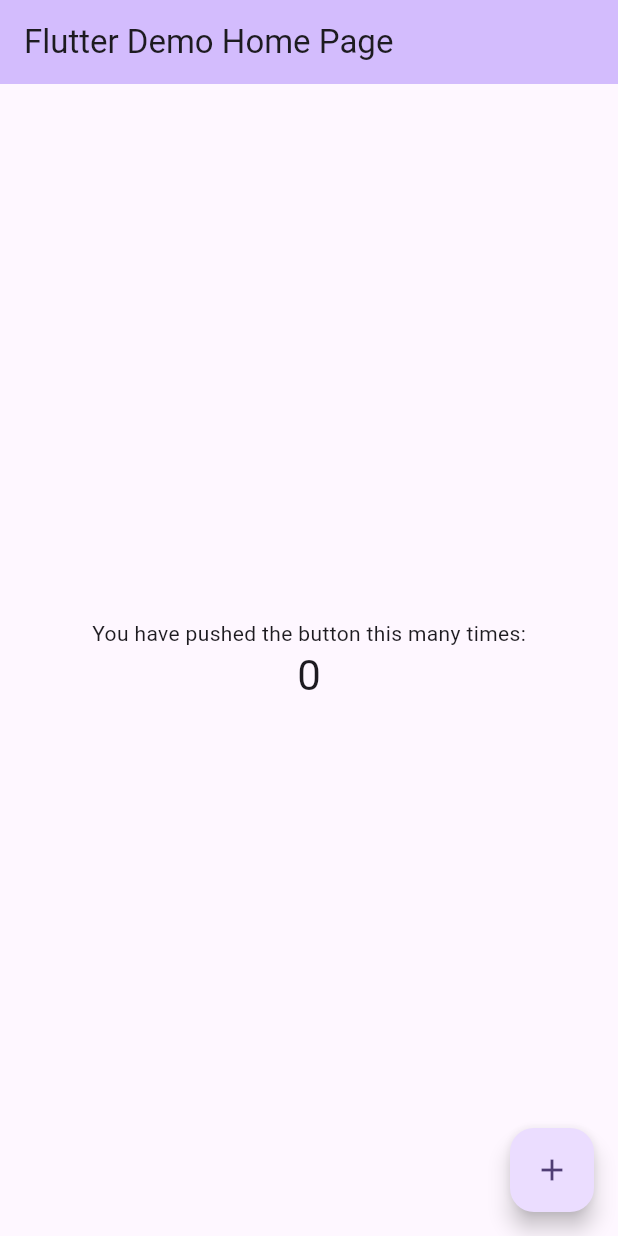
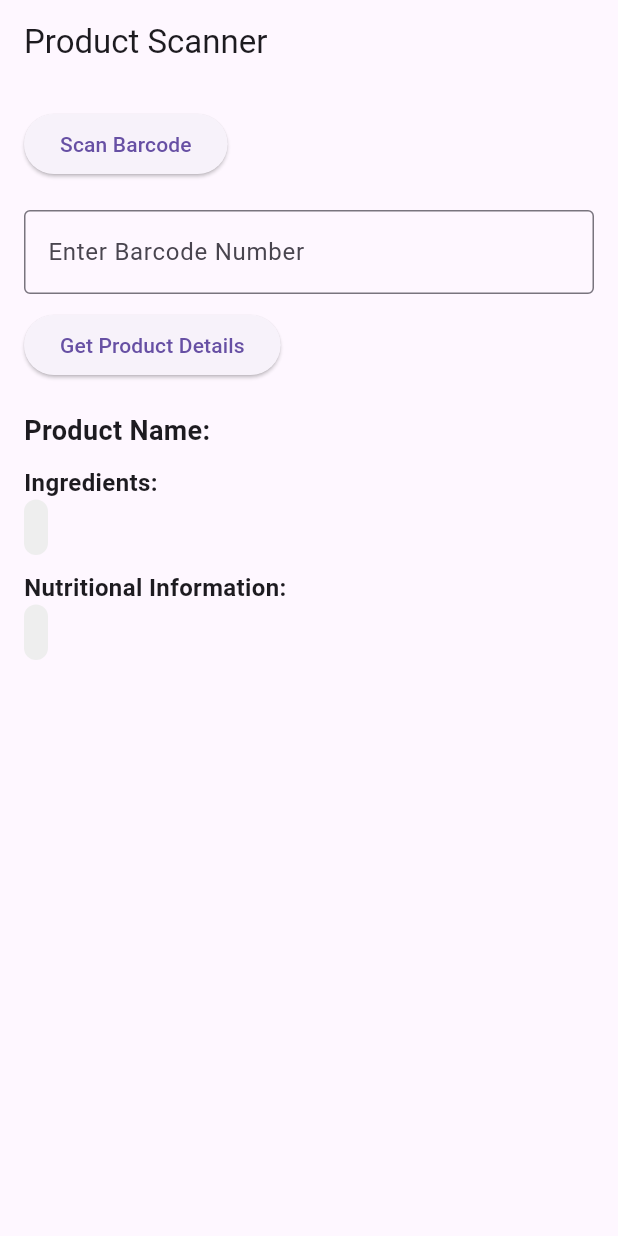
Before and after one commit to startwithsahitya/nutriscanner, a Flutter app: the screen it shows after launch, on a phone screen of 412 x 824 dp. Run offline on Flutter 3.47's test engine with Material 3 defaults, Android fonts, the phone set to English and light mode, and no system bars; our stand-ins replace google_generative_ai; missing offline and left inert: flutter_barcode_scanner.

Commit message:
v1 App -- Working on the Basis of Writing BarCode numbers and Fetching Data

```diff
--- /dev/null
+++ b/lib/home_page.dart
@@ -0,0 +1,181 @@
+import 'package:flutter/material.dart';
+import 'package:flutter_barcode_scanner/flutter_barcode_scanner.dart';
+import 'package:http/http.dart' as http;
+import 'dart:convert';
+import 'package:google_generative_ai/google_generative_ai.dart';
+
+class HomePage extends StatefulWidget {
+  const HomePage({super.key});
+
+  @override
+  _HomePageState createState() => _HomePageState();
+}
+
+class _HomePageState extends State<HomePage> {
+  final TextEditingController barcodeController = TextEditingController();
+  String productName = '';
+  String ingredients = '';
+  String nutritionalContent = '';
+
+  @override
+  void dispose() {
+    barcodeController.dispose();
+    super.dispose();
+  }
+
+  Future<void> scanBarcode() async {
+    try {
+      String barcode = await FlutterBarcodeScanner.scanBarcode(
+          "#ff6666", "Cancel", true, ScanMode.BARCODE);
+      if (barcode != "-1") {
+        barcodeController.text = barcode; // Update input field
+        fetchProductData(barcode);
+      }
+    } catch (e) {
+      print('Error scanning barcode: $e');
+      ScaffoldMessenger.of(context).showSnackBar(
+        SnackBar(content: Text('Error scanning barcode: $e')),
+      );
+    }
+  }
+
+  Future<void> fetchProductData(String barcode) async {
+    if (barcode.isEmpty) {
+      ScaffoldMessenger.of(context).showSnackBar(
+        const SnackBar(content: Text('Please enter a barcode')),
+      );
+      return;
+    }
+
+    final url = 'https://world.openfoodfacts.org/api/v0/product/$barcode.json';
+    try {
+      final response = await http.get(Uri.parse(url));
+      if (response.statusCode == 200) {
+        final data = json.decode(response.body);
+        setState(() {
+          if (data['status'] == 1) {
+            productName =
+                data['product']['product_name'] ?? 'No name available';
+            ingredients = 'Fetching from Gemini AI...';
+            nutritionalContent = 'Fetching from Gemini AI...';
+
+            // Fetch details from Gemini AI
+            fetchDetailsFromGemini(productName);
+          } else {
+            productName = 'Product not found';
+            ingredients = 'No ingredients available';
+            nutritionalContent = 'No nutritional info available';
+          }
+        });
+      } else {
+        setState(() => productName = 'Error: ${response.statusCode}');
+      }
+    } catch (e) {
+      print('Error fetching product data: $e');
+      setState(() => productName = 'Error fetching product data');
+    }
+  }
+
+  Future<void> fetchDetailsFromGemini(String productName) async {
+    const apiKey = "AIzaSyAqCIPvKoybcGWjQFc3vD4Q8flL5lX8ODY";
+
+    final model = GenerativeModel(
+      model: 'gemini-2.0-flash',
+      apiKey: apiKey,
+    );
+
+    final prompt =
+        "No extra Text Give the Exact Value Strictly What are the ingredients and the nutritional content Also Give in the Format of 2 Paragraphs one is Ingredients and other is Nutrional Facts per 100g dont change the line just change the line for the segregation(specifically providing a single value for each nutrient per 100 grams) of the following food product, keeping in mind it is from India: $productName, Give the Provided Things only Ingredients and Nutritional Information no extra information";
+    final content = [Content.text(prompt)];
+
+    try {
+      final response = await model.generateContent(content);
+      final geminiText = response.text ?? 'No response received';
+
+      List<String> details = geminiText.split('\n\n'); // Split into sections
+
+      // Assuming this is inside a Flutter stateful widget
+      setState(() {
+        ingredients = details.isNotEmpty ? details[0] : 'No ingredients found';
+        nutritionalContent =
+            details.length > 1 ? details[1] : 'No nutritional info found';
+      });
+    } catch (e) {
+      print('Error fetching from Gemini AI: $e');
+      setState(() {
+        ingredients = 'Error fetching from Gemini AI';
+        nutritionalContent = 'Error fetching from Gemini AI';
+      });
+    }
+  }
+
+  @override
+  Widget build(BuildContext context) {
+    return Scaffold(
+      appBar: AppBar(title: const Text('Product Scanner')),
+      body: Padding(
+        padding: const EdgeInsets.all(16),
+        child: SingleChildScrollView(
+          child: Column(
+            crossAxisAlignment: CrossAxisAlignment.start,
+            children: [
+              ElevatedButton(
+                onPressed: scanBarcode,
+                child: const Text('Scan Barcode'),
+              ),
+              const SizedBox(height: 20),
+              TextField(
+                controller: barcodeController,
+                decoration: const InputDecoration(
+                  labelText: 'Enter Barcode Number',
+                  border: OutlineInputBorder(),
+                ),
+                keyboardType: TextInputType.number,
+              ),
+              const SizedBox(height: 10),
+              ElevatedButton(
+                onPressed: () => fetchProductData(barcodeController.text),
+                child: const Text('Get Product Details'),
+              ),
+              const SizedBox(height: 20),
+              Text(
+                'Product Name: $productName',
+                style:
+                    const TextStyle(fontSize: 18, fontWeight: FontWeight.bold),
+              ),
+              const SizedBox(height: 10),
+              Text(
+                'Ingredients:',
+                style:
+                    const TextStyle(fontSize: 16, fontWeight: FontWeight.bold),
+              ),
+              Container(
+                padding: const EdgeInsets.all(8),
+                decoration: BoxDecoration(
+                  color: Colors.grey[200],
+                  borderRadius: BorderRadius.circular(8),
+                ),
+                child: Text(ingredients, style: const TextStyle(fontSize: 14)),
+              ),
+              const SizedBox(height: 10),
+              Text(
+                'Nutritional Information:',
+                style:
+                    const TextStyle(fontSize: 16, fontWeight: FontWeight.bold),
+              ),
+              Container(
+                padding: const EdgeInsets.all(8),
+                decoration: BoxDecoration(
+                  color: Colors.grey[200],
+                  borderRadius: BorderRadius.circular(8),
+                ),
+                child: Text(nutritionalContent,
+                    style: const TextStyle(fontSize: 14)),
+              ),
+            ],
+          ),
+        ),
+      ),
+    );
+  }
+}
--- a/lib/main.dart
+++ b/lib/main.dart
@@ -1,4 +1,5 @@
 import 'package:flutter/material.dart';
+import 'home_page.dart';
 
 void main() {
   runApp(const MyApp());
@@ -7,119 +8,13 @@
 class MyApp extends StatelessWidget {
   const MyApp({super.key});
 
-  // This widget is the root of your application.
   @override
   Widget build(BuildContext context) {
     return MaterialApp(
-      title: 'Flutter Demo',
-      theme: ThemeData(
-        // This is the theme of your application.
-        //
-        // TRY THIS: Try running your application with "flutter run". You'll see
-        // the application has a purple toolbar. Then, without quitting the app,
-        // try changing the seedColor in the colorScheme below to Colors.green
-        // and then invoke "hot reload" (save your changes or press the "hot
-        // reload" button in a Flutter-supported IDE, or press "r" if you used
-        // the command line to start the app).
-        //
-        // Notice that the counter didn't reset back to zero; the application
-        // state is not lost during the reload. To reset the state, use hot
-        // restart instead.
-        //
-        // This works for code too, not just values: Most code changes can be
-        // tested with just a hot reload.
-        colorScheme: ColorScheme.fromSeed(seedColor: Colors.deepPurple),
-        useMaterial3: true,
-      ),
-      home: const MyHomePage(title: 'Flutter Demo Home Page'),
+      title: 'Product Scanner',
+      theme: ThemeData(primarySwatch: Colors.blue),
+      home: const HomePage(),
+      debugShowCheckedModeBanner: false,
     );
   }
 }
-
-class MyHomePage extends StatefulWidget {
-  const MyHomePage({super.key, required this.title});
-
-  // This widget is the home page of your application. It is stateful, meaning
-  // that it has a State object (defined below) that contains fields that affect
-  // how it looks.
-
-  // This class is the configuration for the state. It holds the values (in this
-  // case the title) provided by the parent (in this case the App widget) and
-  // used by the build method of the State. Fields in a Widget subclass are
-  // always marked "final".
-
-  final String title;
-
-  @override
-  State<MyHomePage> createState() => _MyHomePageState();
-}
-
-class _MyHomePageState extends State<MyHomePage> {
-  int _counter = 0;
-
-  void _incrementCounter() {
-    setState(() {
-      // This call to setState tells the Flutter framework that something has
-      // changed in this State, which causes it to rerun the build method below
-      // so that the display can reflect the updated values. If we changed
-      // _counter without calling setState(), then the build method would not be
-      // called again, and so nothing would appear to happen.
-      _counter++;
-    });
-  }
-
-  @override
-  Widget build(BuildContext context) {
-    // This method is rerun every time setState is called, for instance as done
-    // by the _incrementCounter method above.
-    //
-    // The Flutter framework has been optimized to make rerunning build methods
-    // fast, so that you can just rebuild anything that needs updating rather
-    // than having to individually change instances of widgets.
-    return Scaffold(
-      appBar: AppBar(
-        // TRY THIS: Try changing the color here to a specific color (to
-        // Colors.amber, perhaps?) and trigger a hot reload to see the AppBar
-        // change color while the other colors stay the same.
-        backgroundColor: Theme.of(context).colorScheme.inversePrimary,
-        // Here we take the value from the MyHomePage object that was created by
-        // the App.build method, and use it to set our appbar title.
-        title: Text(widget.title),
-      ),
-      body: Center(
-        // Center is a layout widget. It takes a single child and positions it
-        // in the middle of the parent.
-        child: Column(
-          // Column is also a layout widget. It takes a list of children and
-          // arranges them vertically. By default, it sizes itself to fit its
-          // children horizontally, and tries to be as tall as its parent.
-          //
-          // Column has various properties to control how it sizes itself and
-          // how it positions its children. Here we use mainAxisAlignment to
-          // center the children vertically; the main axis here is the vertical
-          // axis because Columns are vertical (the cross axis would be
-          // horizontal).
-          //
-          // TRY THIS: Invoke "debug painting" (choose the "Toggle Debug Paint"
-          // action in the IDE, or press "p" in the console), to see the
-          // wireframe for each widget.
-          mainAxisAlignment: MainAxisAlignment.center,
-          children: <Widget>[
-            const Text(
-              'You have pushed the button this many times:',
-            ),
-            Text(
-              '$_counter',
-              style: Theme.of(context).textTheme.headlineMedium,
-            ),
-          ],
-        ),
-      ),
-      floatingActionButton: FloatingActionButton(
-        onPressed: _incrementCounter,
-        tooltip: 'Increment',
-        child: const Icon(Icons.add),
-      ), // This trailing comma makes auto-formatting nicer for build methods.
-    );
-  }
-}
--- a/pubspec.yaml
+++ b/pubspec.yaml
@@ -35,6 +35,10 @@ dependencies:
   # The following adds the Cupertino Icons font to your application.
   # Use with the CupertinoIcons class for iOS style icons.
   cupertino_icons: ^1.0.6
+  flutter_barcode_scanner: ^2.0.0
+  http: ^1.2.2
+  permission_handler: ^11.3.1
+  google_generative_ai: ^0.4.6
 
 dev_dependencies:
   flutter_test:
```
Also changed, not shown: pubspec.lock, 5 other files.
